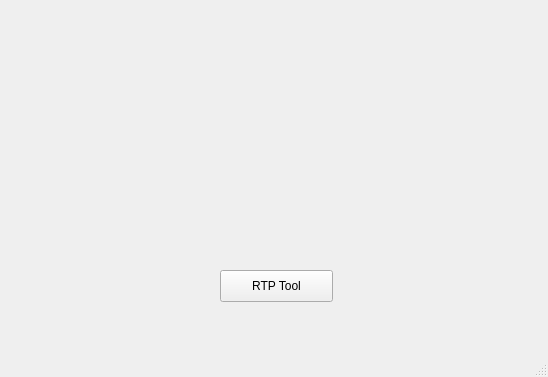
First picture: the form in mainwindow.ui, repository river0831/RTP_QT, before the edit.
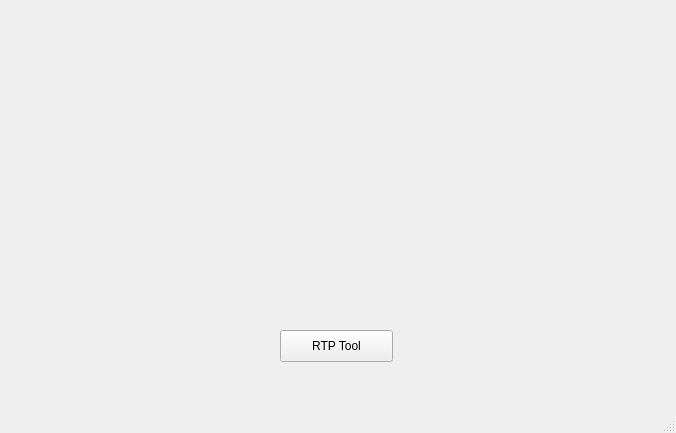
Second picture: the form after the edit. Icons and pictures are not drawn.

Commit message: Changed the image in the main window.

Patch:
```diff
--- a/mainwindow.ui
+++ b/mainwindow.ui
@@ -6,8 +6,8 @@
    <rect>
     <x>0</x>
     <y>0</y>
-    <width>548</width>
-    <height>377</height>
+    <width>676</width>
+    <height>433</height>
    </rect>
   </property>
   <property name="windowTitle">
@@ -17,8 +17,8 @@
    <widget class="QPushButton" name="rtp_tool_btn_">
     <property name="geometry">
      <rect>
-      <x>220</x>
-      <y>270</y>
+      <x>280</x>
+      <y>330</y>
       <width>113</width>
       <height>32</height>
      </rect>
@@ -30,14 +30,20 @@
    <widget class="QLabel" name="label">
     <property name="geometry">
      <rect>
-      <x>100</x>
-      <y>20</y>
-      <width>341</width>
-      <height>231</height>
+      <x>80</x>
+      <y>30</y>
+      <width>506</width>
+      <height>284</height>
      </rect>
     </property>
+    <property name="maximumSize">
+     <size>
+      <width>506</width>
+      <height>16777215</height>
+     </size>
+    </property>
     <property name="text">
-     <string>&lt;html&gt;&lt;head/&gt;&lt;body&gt;&lt;p align=&quot;center&quot;&gt;&lt;img src=&quot;:/ntu_logo.jpg&quot;/&gt;&lt;/p&gt;&lt;/body&gt;&lt;/html&gt;</string>
+     <string>&lt;html&gt;&lt;head/&gt;&lt;body&gt;&lt;p&gt;&lt;img src=&quot;:/RTP.jpg&quot;/&gt;&lt;/p&gt;&lt;/body&gt;&lt;/html&gt;</string>
     </property>
    </widget>
   </widget>
```
Left out of the diff: 2 changed lines with no effect on the pictures. The commit also changes 1 other file.
